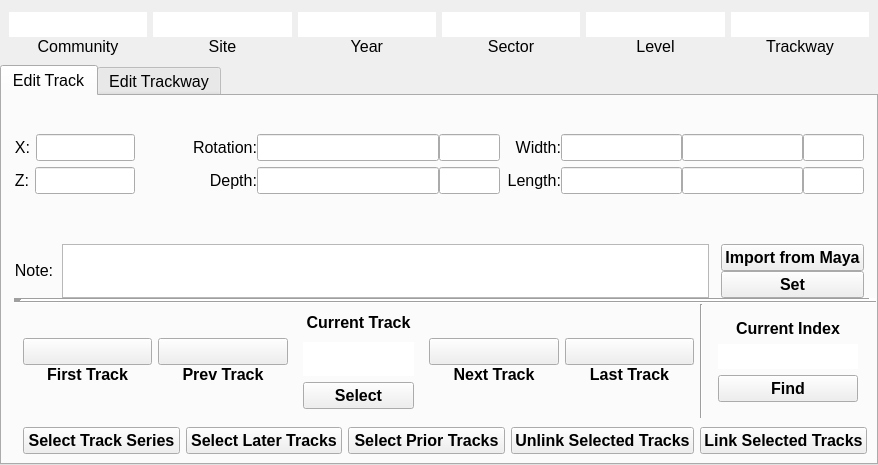
Above: resources/widget/tools/TrackwayManagerWidget/TrackwayManagerWidget.ui from sernst/Cadence before the change. Below: the same form after it.
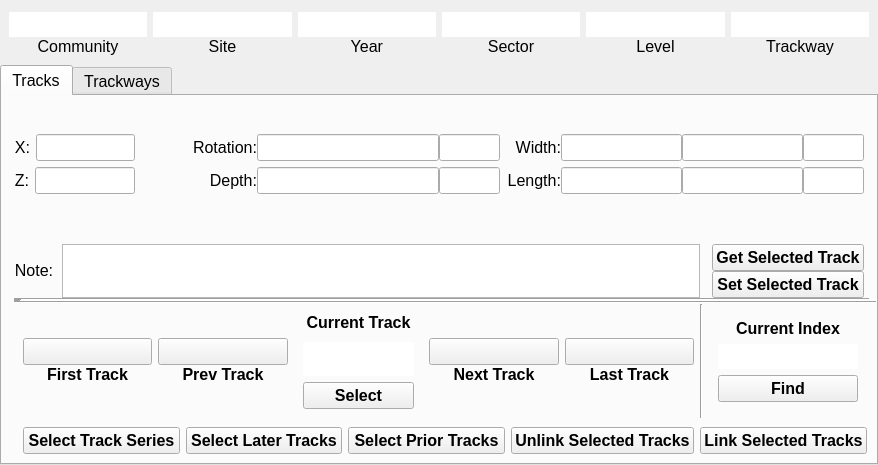
That is the form after the change. Icons and pictures are not drawn.

Commit message: KAS: step 3 in refactoring TrackwayManagerWidget to use db protocols

```diff
--- a/resources/widget/tools/TrackwayManagerWidget/TrackwayManagerWidget.ui
+++ b/resources/widget/tools/TrackwayManagerWidget/TrackwayManagerWidget.ui
@@ -554,7 +554,7 @@
           <cursorShape>ArrowCursor</cursorShape>
          </property>
          <attribute name="title">
-          <string>Edit Track</string>
+          <string>Tracks</string>
          </attribute>
          <layout class="QVBoxLayout" name="verticalLayout_24" stretch="0,1,0,0">
           <property name="spacing">
@@ -1343,7 +1343,7 @@
                    </font>
                   </property>
                   <property name="text">
-                   <string>Import from Maya</string>
+                   <string>Get Selected Track</string>
                   </property>
                   <property name="checkable">
                    <bool>false</bool>
@@ -1366,7 +1366,7 @@
                    </font>
                   </property>
                   <property name="text">
-                   <string>Set</string>
+                   <string>Set Selected Track</string>
                   </property>
                  </widget>
                 </item>
@@ -2194,7 +2194,7 @@
           <bool>true</bool>
          </property>
          <attribute name="title">
-          <string>Edit Trackway</string>
+          <string>Trackways</string>
          </attribute>
          <layout class="QVBoxLayout" name="verticalLayout_16">
           <property name="spacing">
```
Left out of the diff: 2 changed lines with no effect on the pictures.
